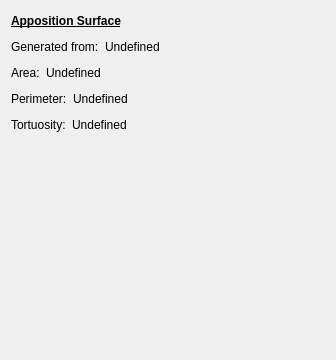
Before: the Qt Designer form Plugins/AppositionSurface/GUI/FilterInspector/AppositionSurfaceFilterInspector.ui in FelixdelasPozas/EspINA, drawn with Qt 5.
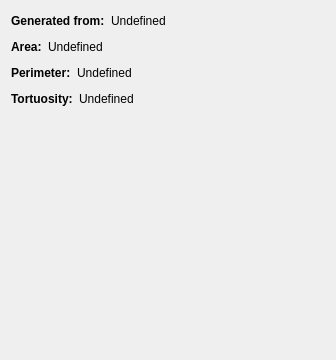
After: the same form once the commit is applied.

Commit message: Apposition surface plugin fixes: working filter inspector, small rasterization improvement.

Patch:
```diff
--- a/Plugins/AppositionSurface/GUI/FilterInspector/AppositionSurfaceFilterInspector.ui
+++ b/Plugins/AppositionSurface/GUI/FilterInspector/AppositionSurfaceFilterInspector.ui
@@ -14,37 +14,16 @@
    <string>Form</string>
   </property>
   <layout class="QVBoxLayout" name="verticalLayout">
-   <item>
-    <layout class="QHBoxLayout" name="horizontalLayout_5">
-     <item>
-      <widget class="QLabel" name="label_8">
-       <property name="minimumSize">
-        <size>
-         <width>0</width>
-         <height>20</height>
-        </size>
-       </property>
-       <property name="font">
-        <font>
-         <weight>75</weight>
-         <bold>true</bold>
-         <underline>true</underline>
-        </font>
-       </property>
-       <property name="frameShape">
-        <enum>QFrame::NoFrame</enum>
-       </property>
-       <property name="text">
-        <string>Apposition Surface</string>
-       </property>
-      </widget>
-     </item>
-    </layout>
-   </item>
    <item>
     <layout class="QHBoxLayout" name="horizontalLayout_3">
      <item>
       <widget class="QLabel" name="label_3">
+       <property name="font">
+        <font>
+         <weight>75</weight>
+         <bold>true</bold>
+        </font>
+       </property>
        <property name="text">
         <string>Generated from:</string>
        </property>
@@ -76,6 +55,12 @@
     <layout class="QHBoxLayout" name="horizontalLayout">
      <item>
       <widget class="QLabel" name="label">
+       <property name="font">
+        <font>
+         <weight>75</weight>
+         <bold>true</bold>
+        </font>
+       </property>
        <property name="text">
         <string>Area:</string>
        </property>
@@ -107,6 +92,12 @@
     <layout class="QHBoxLayout" name="horizontalLayout_4">
      <item>
       <widget class="QLabel" name="label_4">
+       <property name="font">
+        <font>
+         <weight>75</weight>
+         <bold>true</bold>
+        </font>
+       </property>
        <property name="text">
         <string>Perimeter:</string>
        </property>
@@ -138,6 +129,12 @@
     <layout class="QHBoxLayout" name="horizontalLayout_2">
      <item>
       <widget class="QLabel" name="label_2">
+       <property name="font">
+        <font>
+         <weight>75</weight>
+         <bold>true</bold>
+        </font>
+       </property>
        <property name="text">
         <string>Tortuosity:</string>
        </property>
```
The commit also changes 6 other files.
